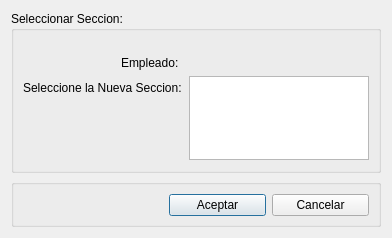
Above: src/ui/DialogAsignarEncargadoDeSeccion.ui from guilleurrutia10/division-transporte before the change. Below: the same form after it.
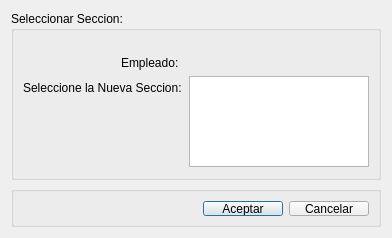
That is the form after the change.

Patch:
```diff
--- a/src/ui/DialogAsignarEncargadoDeSeccion.ui
+++ b/src/ui/DialogAsignarEncargadoDeSeccion.ui
@@ -74,12 +74,24 @@
    </item>
    <item>
     <widget class="QGroupBox" name="groupBoxButtonBox">
+     <property name="minimumSize">
+      <size>
+       <width>271</width>
+       <height>41</height>
+      </size>
+     </property>
+     <property name="maximumSize">
+      <size>
+       <width>16777215</width>
+       <height>41</height>
+      </size>
+     </property>
      <property name="title">
       <string/>
      </property>
-     <layout class="QHBoxLayout" name="horizontalLayout_2">
+     <layout class="QGridLayout" name="gridLayout_2">
       <property name="leftMargin">
-       <number>155</number>
+       <number>9</number>
       </property>
       <property name="topMargin">
        <number>9</number>
@@ -90,20 +102,33 @@
       <property name="bottomMargin">
        <number>8</number>
       </property>
-      <item>
+      <item row="0" column="1">
        <widget class="QPushButton" name="pushButtonAceptar">
         <property name="text">
          <string>Aceptar</string>
         </property>
        </widget>
       </item>
-      <item>
+      <item row="0" column="2">
        <widget class="QPushButton" name="pushButtonCancelar">
         <property name="text">
          <string>Cancelar</string>
         </property>
        </widget>
       </item>
+      <item row="0" column="0">
+       <spacer name="horizontalSpacer_2">
+        <property name="orientation">
+         <enum>Qt::Horizontal</enum>
+        </property>
+        <property name="sizeHint" stdset="0">
+         <size>
+          <width>40</width>
+          <height>20</height>
+         </size>
+        </property>
+       </spacer>
+      </item>
      </layout>
     </widget>
    </item>
```
